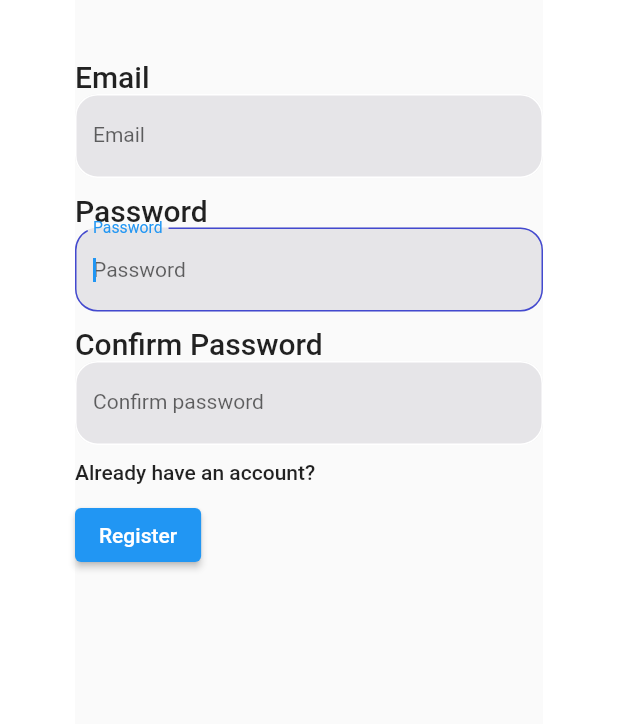
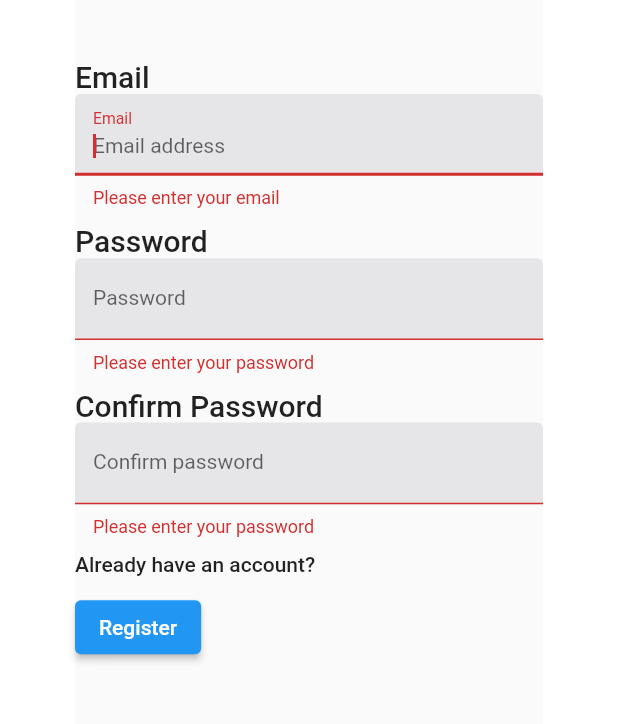
Before and after one commit to Ahmodiyy/flutter-ecommerce, a Flutter app: the Register screen opened by its route, after a tap on "Register", on a phone screen of 412 x 824 dp, the part 128-852 px from its top. Run offline on Flutter 3.47's test engine with Material 2 defaults, Android fonts, the phone set to English and light mode, and no system bars; our stand-ins replace flutter_riverpod; missing offline and left inert: adaptive_components; network calls fail.

```diff
--- a/lib/view/cart/cart.dart
+++ b/lib/view/cart/cart.dart
@@ -1,9 +1,6 @@
-import 'package:ecommerce/class/order.dart';
-import 'package:ecommerce/model/order_repo.dart';
 import 'package:flutter/material.dart';
 import 'package:flutter_riverpod/flutter_riverpod.dart';
 
-import '../../objects.dart';
 import 'billing.dart';
 import 'cart_item.dart';
 import 'checkout.dart';
--- a/lib/view/login/login.dart
+++ b/lib/view/login/login.dart
@@ -75,6 +75,16 @@ class _LoginState extends ConsumerState<Login> {
                         decoration: constantTextFieldDecoration,
                         style: Theme.of(context).textTheme.bodyText2,
                         keyboardType: TextInputType.emailAddress,
+                        validator: (value) {
+                          if (value == null || value.isEmpty) {
+                            return 'Please enter some text';
+                          }
+                          if (!RegExp("^[a-zA-Z0-9+_.-]+@[a-zA-Z0-9.-]+.[a-z]")
+                              .hasMatch(value)) {
+                            return 'Please enter a valid email';
+                          }
+                          return null;
+                        },
                       ),
                       constantSizedBoxSmall,
                       Text(
@@ -88,6 +98,12 @@ class _LoginState extends ConsumerState<Login> {
                         decoration: constantTextFieldDecoration.copyWith(
                             labelText: 'Password', hintText: 'Password'),
                         style: Theme.of(context).textTheme.bodyText2,
+                        validator: (value) {
+                          if (value == null || value.isEmpty) {
+                            return 'Please enter some text';
+                          }
+                          return null;
+                        },
                       ),
                       constantSizedBoxSmall,
                       GestureDetector(
--- a/lib/view/register/register.dart
+++ b/lib/view/register/register.dart
@@ -23,7 +23,7 @@ class _RegisterState extends ConsumerState<Register> {
   TextEditingController? textController3;
 
   late bool passwordVisibility2;
-  final scaffoldKey = GlobalKey<ScaffoldState>();
+  final _formKey = GlobalKey<FormState>();
 
   @override
   void initState() {
@@ -52,11 +52,10 @@ class _RegisterState extends ConsumerState<Register> {
               ? const EdgeInsets.all(50.0)
               : const EdgeInsets.symmetric(horizontal: 250, vertical: 50),
           child: Scaffold(
-            key: scaffoldKey,
             body: SafeArea(
-              child: GestureDetector(
-                onTap: () => FocusScope.of(context).unfocus(),
-                child: SingleChildScrollView(
+              child: SingleChildScrollView(
+                child: Form(
+                  key: _formKey,
                   child: Column(
                     crossAxisAlignment: CrossAxisAlignment.start,
                     mainAxisSize: MainAxisSize.max,
@@ -78,6 +77,16 @@ class _RegisterState extends ConsumerState<Register> {
                         decoration: constantTextFieldDecoration,
                         style: Theme.of(context).textTheme.bodyText2,
                         keyboardType: TextInputType.emailAddress,
+                        validator: (value) {
+                          if (value == null || value.isEmpty) {
+                            return 'Please enter your email';
+                          }
+                          if (!RegExp("^[a-zA-Z0-9+_.-]+@[a-zA-Z0-9.-]+.[a-z]")
+                              .hasMatch(value)) {
+                            return 'Please enter a valid email';
+                          }
+                          return null;
+                        },
                       ),
                       constantSizedBoxSmall,
                       Text(
@@ -91,6 +100,12 @@ class _RegisterState extends ConsumerState<Register> {
                         decoration: constantTextFieldDecoration.copyWith(
                             labelText: 'Password', hintText: 'Password'),
                         style: Theme.of(context).textTheme.bodyText2,
+                        validator: (value) {
+                          if (value == null || value.isEmpty) {
+                            return 'Please enter your password';
+                          }
+                          return null;
+                        },
                       ),
                       constantSizedBoxSmall,
                       Text(
@@ -105,6 +120,12 @@ class _RegisterState extends ConsumerState<Register> {
                             labelText: 'Confirm password',
                             hintText: 'Confirm password'),
                         style: Theme.of(context).textTheme.bodyText2,
+                        validator: (value) {
+                          if (value == null || value.isEmpty) {
+                            return 'Please enter your password';
+                          }
+                          return null;
+                        },
                       ),
                       constantSizedBoxSmall,
                       GestureDetector(
@@ -116,7 +137,15 @@ class _RegisterState extends ConsumerState<Register> {
                       ),
                       constantSizedBoxSmall,
                       ElevatedButton(
-                        onPressed: () {},
+                        onPressed: () {
+                          if (_formKey.currentState!.validate()) {
+                            // If the form is valid, display a snackbar. In the real world,
+                            // you'd often call a server or save the information in a database.
+                            ScaffoldMessenger.of(context).showSnackBar(
+                              const SnackBar(content: Text('Processing Data')),
+                            );
+                          }
+                        },
                         child: const Text('Register'),
                       ),
                     ],
```
Also changed, not shown: lib/objects.dart (deleted, +0 -14 lines).
